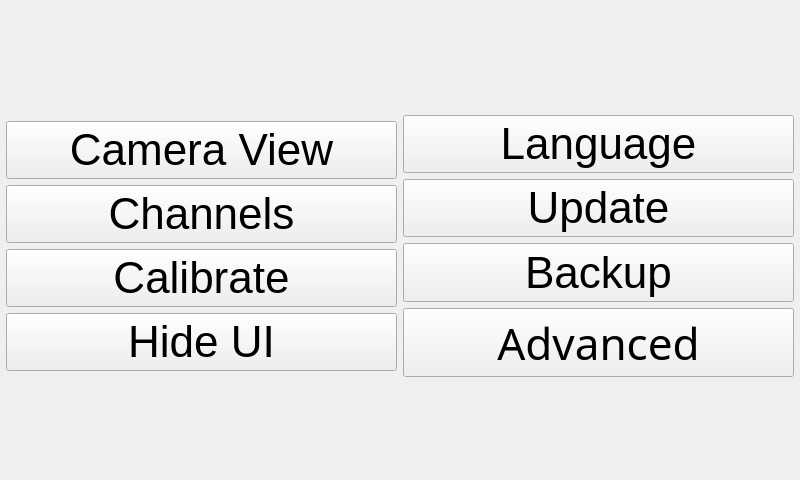
Qt form ui/SettingsWidget.ui (kipr/botui) before a commit.
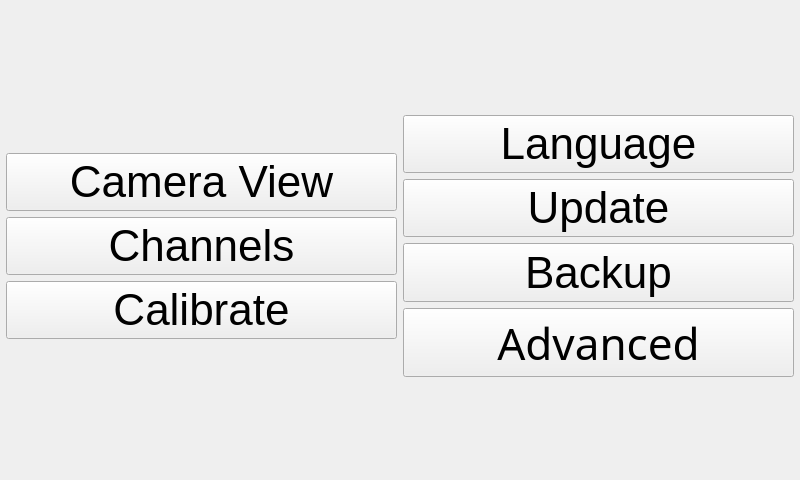
The same form after that commit. Icons and pictures are not drawn.

The edit to the form file:
```diff
--- a/ui/SettingsWidget.ui
+++ b/ui/SettingsWidget.ui
@@ -106,28 +106,6 @@
          </property>
         </widget>
        </item>
-       <item>
-        <widget class="QPushButton" name="hideUi">
-         <property name="font">
-          <font>
-           <pointsize>33</pointsize>
-          </font>
-         </property>
-         <property name="text">
-          <string>Hide UI</string>
-         </property>
-         <property name="icon">
-          <iconset resource="../rc/icons.qrc">
-           <normaloff>:/icons/window-minimize.png</normaloff>:/icons/window-minimize.png</iconset>
-         </property>
-         <property name="iconSize">
-          <size>
-           <width>35</width>
-           <height>35</height>
-          </size>
-         </property>
-        </widget>
-       </item>
        <item>
         <spacer name="verticalSpacer_2">
          <property name="orientation">
```
